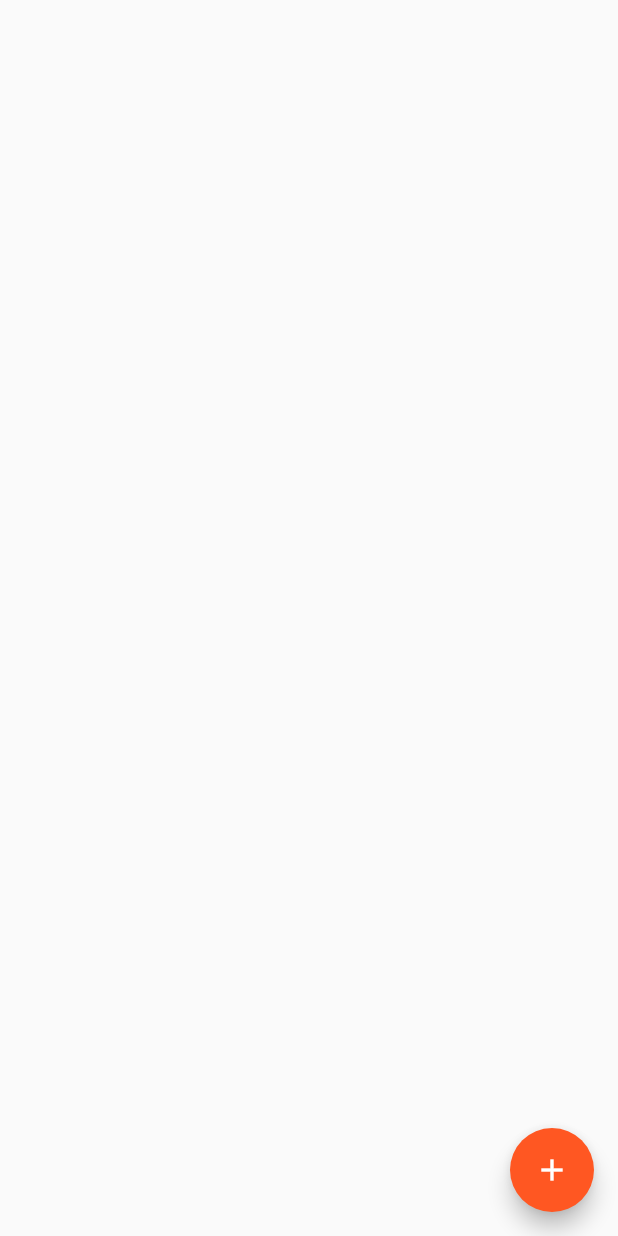
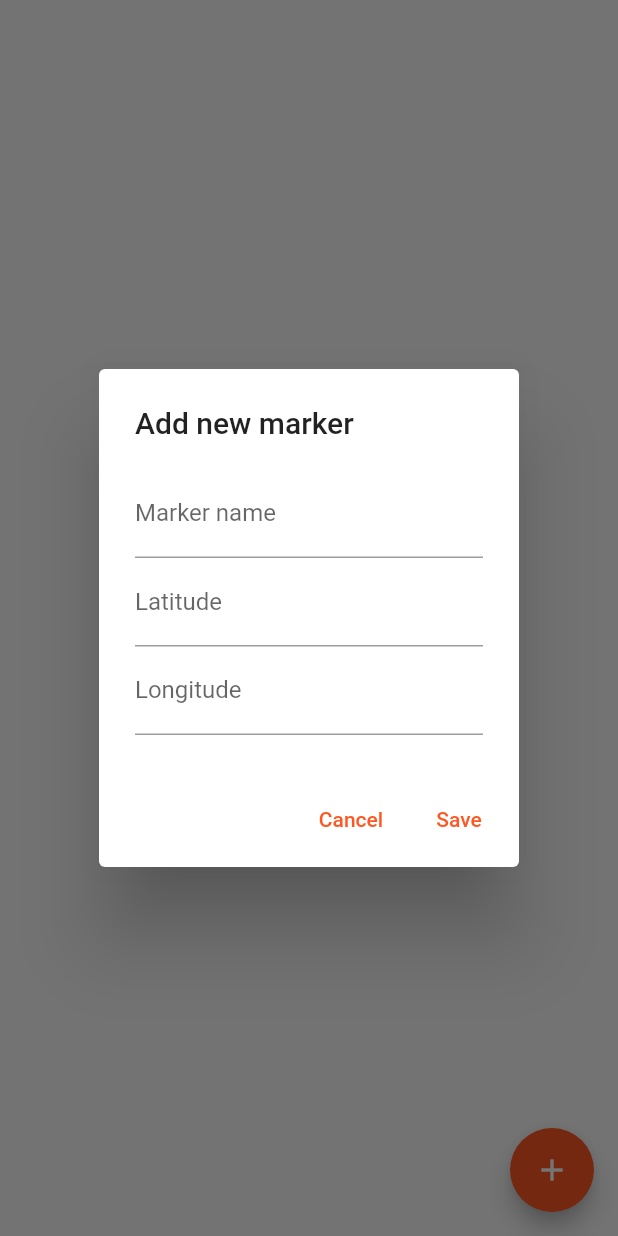
Before and after one commit to jsgalarraga/carrot_app, a Flutter app: the PlacesPage screen opened directly, after a tap on the "add" icon, on a phone screen of 412 x 824 dp. Run offline on Flutter 3.47's test engine with Material 2 defaults, Android fonts, the phone set to English and light mode, and no system bars; our stand-ins replace cloud_firestore, firebase_core, google_maps_flutter, location; accounts and stored records are empty.

Commit message:
add marker

```diff
--- a/lib/pages/places_page.dart
+++ b/lib/pages/places_page.dart
@@ -34,8 +34,96 @@ class PlacesPage extends StatelessWidget {
           }),
       floatingActionButton: FloatingActionButton(
         child: Icon(Icons.add),
-        onPressed: () {},
+        onPressed: () {
+          showDialog(context: context, builder: (BuildContext context) => AddPlaceDialog());
+        },
       ),
     );
   }
 }
+
+class AddPlaceDialog extends StatefulWidget {
+  const AddPlaceDialog({Key? key}) : super(key: key);
+
+  @override
+  _AddPlaceDialogState createState() => _AddPlaceDialogState();
+}
+
+class _AddPlaceDialogState extends State<AddPlaceDialog> {
+  final _nameController = TextEditingController();
+  final _latController = TextEditingController();
+  final _lngController = TextEditingController();
+  final _formKey = GlobalKey<FormState>();
+
+  @override
+  Widget build(BuildContext context) {
+    return AlertDialog(
+      title: Text("Add new marker"),
+      content: Form(
+        key: _formKey,
+        child: Column(
+          mainAxisSize: MainAxisSize.min,
+          children: [
+            TextFormField(
+              controller: _nameController,
+              keyboardType: TextInputType.text,
+              textCapitalization: TextCapitalization.sentences,
+              decoration: InputDecoration(labelText: 'Marker name'),
+              validator: (value){
+                if (value!.isEmpty) return 'Please, enter a marker name';
+              },
+            ),
+            TextFormField(
+              controller: _latController,
+              decoration: InputDecoration(labelText: 'Latitude', hintText: '12.345'),
+              keyboardType: TextInputType.number,
+              validator: (value){
+                if (value!.isEmpty) return 'Please, enter a latitude';
+                if (double.tryParse(value) == null)
+                  return 'Please, enter a valid latitude';
+              },
+            ),
+            TextFormField(
+              controller: _lngController,
+              decoration: InputDecoration(labelText: 'Longitude', hintText: '12.345'),
+              keyboardType: TextInputType.number,
+              validator: (value){
+                if (value!.isEmpty) return 'Please, enter a longitude';
+                if (double.tryParse(value) == null)
+                  return 'Please, enter a valid longitude';
+              },
+            ),
+          ],
+        ),
+      ),
+      actions: [
+        TextButton(
+          child: Text("Cancel"),
+          onPressed: () {
+            Navigator.of(context).pop();
+          },
+        ),
+        TextButton(
+          child: Text("Save"),
+          onPressed: () {
+            if (_formKey.currentState!.validate()){
+              _addMarker();
+              Navigator.of(context).pop();
+            }
+          },
+        ),
+      ],
+    );
+  }
+
+  void _addMarker(){
+    CollectionReference markers = FirebaseFirestore.instance.collection('markers');
+    markers.add({
+      'name': _nameController.text,
+      'lat': double.parse(_latController.text),
+      'lng': double.parse(_lngController.text),
+    }).catchError((error) {
+      print("Failed to add marker: $error");
+    });
+  }
+}
```
